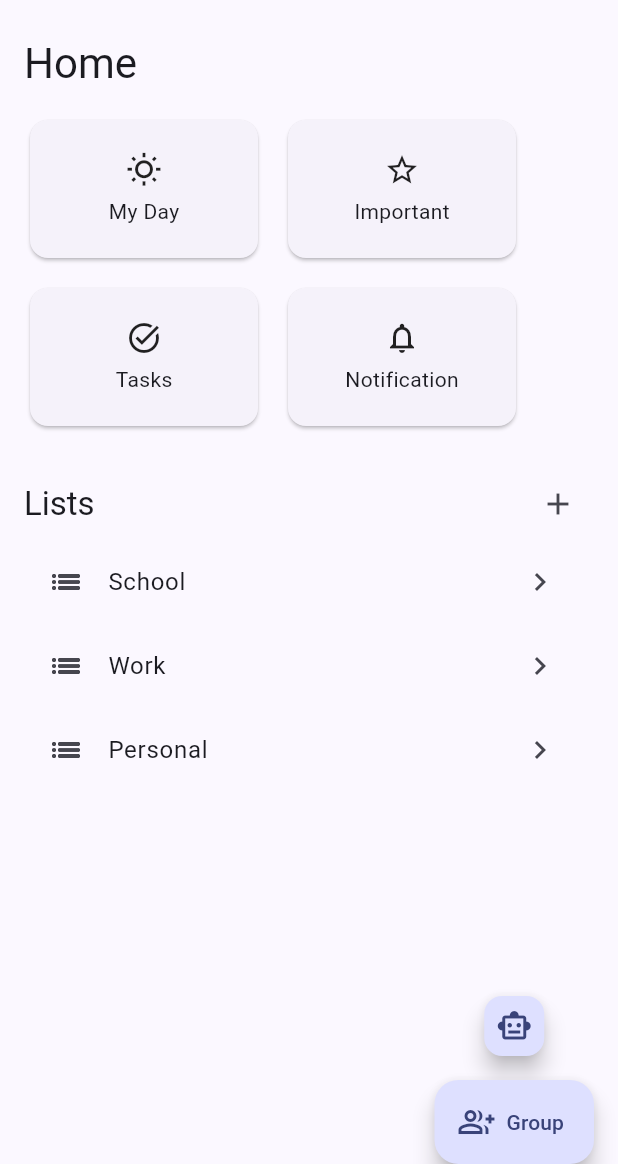
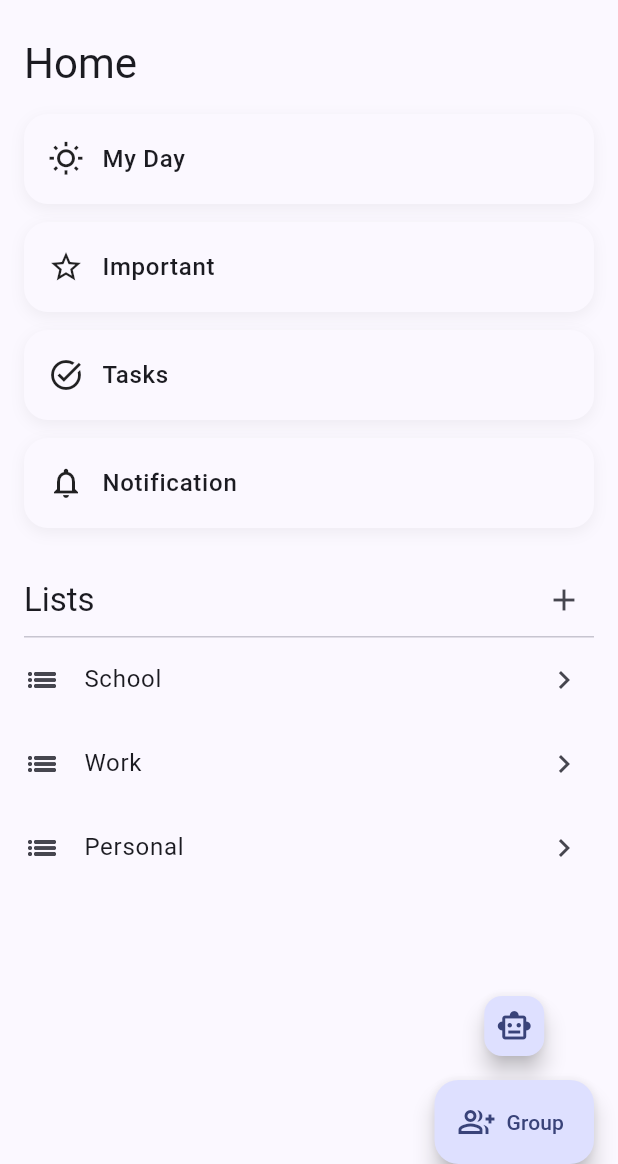
Before and after one commit to scientifios/organizational_app_group_1_csen268_f25, a Flutter app: the HomePage screen opened by its route, on a phone screen of 412 x 824 dp, the part 72-1236 px from its top. Run offline on Flutter 3.47's test engine with Material 3 defaults, Android fonts, the light colour scheme and no system bars; our stand-ins replace bloc, equatable, flutter_bloc, go_router.

Commit message:
change home page style

```diff
--- a/lib/ui/pages/home_page.dart
+++ b/lib/ui/pages/home_page.dart
@@ -70,50 +70,152 @@
 
   @override
   Widget build(BuildContext context) {
+    const double _hPad = 16; // 统一水平内边距
+    const double _trailingW = 40; // 统一 trailing 宽度，保证右缘对齐
     final lists = context.select((TasksCubit c) => c.state.lists);
+
     return SingleChildScrollView(
       child: ListView(
         shrinkWrap: true,
-        physics: NeverScrollableScrollPhysics(),
-        padding: const EdgeInsets.all(16),
+        physics: const NeverScrollableScrollPhysics(),
+        padding: const EdgeInsets.all(_hPad),
         children: [
           Text('Home', style: Theme.of(context).textTheme.headlineMedium),
           const SizedBox(height: 16),
-          Wrap(spacing: 12, runSpacing: 12, children: [
-            QuickCard(icon: Icons.wb_sunny_outlined, label: 'My Day', onTap: () => context.push('/tasks/myday')),
-            QuickCard(icon: Icons.star_border, label: 'Important', onTap: () => context.push('/tasks/important')),
-            QuickCard(icon: Icons.task_alt, label: 'Tasks', onTap: () => context.push('/tasks')),
-            QuickCard(icon: Icons.notifications_outlined, label: 'Notification', onTap: () => context.push('/notifications')),
-          ]),
+
+          // ✅ 四个整行块，左侧图标 + 右侧文字
+          Column(
+            children: [
+              _QuickFullRow(
+                icon: Icons.wb_sunny_outlined,
+                label: 'My Day',
+                onTap: () => context.push('/tasks/myday'),
+              ),
+              const SizedBox(height: 12),
+              _QuickFullRow(
+                icon: Icons.star_border,
+                label: 'Important',
+                onTap: () => context.push('/tasks/important'),
+              ),
+              const SizedBox(height: 12),
+              _QuickFullRow(
+                icon: Icons.task_alt,
+                label: 'Tasks',
+                onTap: () => context.push('/tasks'),
+              ),
+              const SizedBox(height: 12),
+              _QuickFullRow(
+                icon: Icons.notifications_outlined,
+                label: 'Notification',
+                onTap: () => context.push('/notifications'),
+              ),
+            ],
+          ),
+
           const SizedBox(height: 24),
-          Row(children: [
-            Text('Lists', style: Theme.of(context).textTheme.titleLarge),
-            const Spacer(),
-            IconButton(
+
+          // ✅ 标题行改为 ListTile，与下方条目使用相同 padding 规则
+          ListTile(
+            dense: true,
+            contentPadding: EdgeInsets.zero, // 外层已统一 _hPad
+            title: Text('Lists', style: Theme.of(context).textTheme.titleLarge),
+            trailing: SizedBox(
+              width: _trailingW,
+              height: _trailingW,
+              child: Center(
+                child: IconButton(
+                  padding: EdgeInsets.zero,
+                  constraints: const BoxConstraints(),
                   icon: const Icon(Icons.add),
                   tooltip: 'New List',
                   onPressed: () async {
                     final name = await promptDialog(context, 'New list name');
-                if (name != null && context.mounted) context.read<TasksCubit>().addList(name);
+                    if (name != null && context.mounted) {
+                      context.read<TasksCubit>().addList(name);
+                    }
                   },
-            )
-          ]),
+                ),
+              ),
+            ),
+          ),
+
+          const Divider(height: 1),
+
           AnimatedSwitcher(
             duration: const Duration(milliseconds: 250),
             child: lists.isEmpty
-                ? const Center(child: Padding(padding: EdgeInsets.all(24), child: Text('No lists')))
-                : Column(children: [
+                ? const Center(
+                    child: Padding(
+                      padding: EdgeInsets.all(24),
+                      child: Text('No lists'),
+                    ),
+                  )
+                : Column(
+                    children: [
                       for (final entry in lists.entries)
                         ListTile(
+                          contentPadding: EdgeInsets.zero, // 和标题行一致
                           leading: const Icon(Icons.list_outlined),
                           title: Text(entry.value),
-                        trailing: const Icon(Icons.chevron_right),
+                          trailing: const SizedBox(
+                            width: _trailingW, // 统一右侧宽度，右缘对齐
+                            child: Center(child: Icon(Icons.chevron_right)),
+                          ),
                           onTap: () => context.push('/tasks/list/${entry.key}'),
                         ),
-                  ]),
-          )
-        ],)
-
+                    ],
+                  ),
+          ),
+        ],
+      ),
     );
   }
 }
+
+/// ✅ 每个整行小块组件
+class _QuickFullRow extends StatelessWidget {
+  final IconData icon;
+  final String label;
+  final VoidCallback onTap;
+
+  const _QuickFullRow({
+    required this.icon,
+    required this.label,
+    required this.onTap,
+  });
+
+  @override
+  Widget build(BuildContext context) {
+    return InkWell(
+      onTap: onTap,
+      borderRadius: BorderRadius.circular(16),
+      child: Container(
+        width: double.infinity, // 沾满整行
+        padding: const EdgeInsets.symmetric(horizontal: 16, vertical: 18),
+        decoration: BoxDecoration(
+          color: Theme.of(context).colorScheme.surface,
+          borderRadius: BorderRadius.circular(16),
+          boxShadow: [
+            BoxShadow(
+              color: Colors.black.withOpacity(0.05),
+              blurRadius: 8,
+              offset: const Offset(0, 3),
+            ),
+          ],
+        ),
+        child: Row(
+          children: [
+            Icon(icon, size: 24),
+            const SizedBox(width: 12),
+            Text(
+              label,
+              style: Theme.of(context).textTheme.bodyLarge?.copyWith(
+                    fontWeight: FontWeight.w500,
+                  ),
+            ),
+          ],
+        ),
+      ),
+    );
+  }
+}
```
Lines whose indentation alone changed are shown as unchanged.
